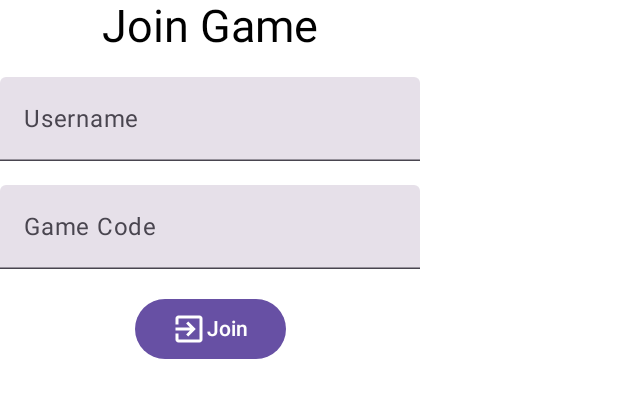
After one commit to mmoreiradj/agrouagrou, an Android app built with Jetpack Compose: the @Preview function JoinGameScreen, on a phone screen of 412 x 824 dp. The commit adds this screen. Shown: the top 398 px of the screen. Run offline under Robolectric (Android 15) with nearby library versions, the phone set to English and light mode, and no system bars.

Commit message:
feat: add join game screen

```diff
--- a/app/src/main/java/fr/agrouagrou/mobileapp/ui/screens/HomeScreen.kt
+++ b/app/src/main/java/fr/agrouagrou/mobileapp/ui/screens/HomeScreen.kt
@@ -24,13 +24,13 @@ fun HomeScreen() {
         horizontalAlignment = Alignment.CenterHorizontally,
         verticalArrangement = spacedBy(16.dp)
     ) {
-        Text(text = stringResource(id = R.string.game_creation_no_active_game), fontSize = 30.sp)
+        Text(text = stringResource(id = R.string.home_title), fontSize = 30.sp)
         Button(onClick = { /*TODO*/ }) {
             Row(
                 verticalAlignment = Alignment.CenterVertically
             ) {
                 Icon(imageVector = Icons.Filled.Add, contentDescription = null)
-                Text(text = stringResource(id = R.string.game_creation_create_game))
+                Text(text = stringResource(id = R.string.home_create_game))
             }
         }
         Button(onClick = { /*TODO*/ }) {
@@ -38,7 +38,7 @@ fun HomeScreen() {
                 verticalAlignment = Alignment.CenterVertically
             ) {
                 Icon(imageVector = Icons.AutoMirrored.Filled.ExitToApp, contentDescription = null)
-                Text(text = stringResource(id = R.string.game_creation_join_game))
+                Text(text = stringResource(id = R.string.home_join_game))
             }
         }
     }
--- /dev/null
+++ b/app/src/main/java/fr/agrouagrou/mobileapp/ui/screens/JoinGameScreen.kt
@@ -0,0 +1,61 @@
+package fr.agrouagrou.mobileapp.ui.screens
+
+import androidx.compose.foundation.layout.Arrangement
+import androidx.compose.foundation.layout.Column
+import androidx.compose.foundation.layout.Row
+import androidx.compose.material.icons.Icons
+import androidx.compose.material.icons.automirrored.filled.ExitToApp
+import androidx.compose.material3.Button
+import androidx.compose.material3.Icon
+import androidx.compose.material3.Text
+import androidx.compose.material3.TextField
+import androidx.compose.runtime.Composable
+import androidx.compose.runtime.getValue
+import androidx.compose.runtime.mutableStateOf
+import androidx.compose.runtime.remember
+import androidx.compose.runtime.setValue
+import androidx.compose.ui.Alignment
+import androidx.compose.ui.res.stringResource
+import androidx.compose.ui.tooling.preview.Preview
+import androidx.compose.ui.unit.dp
+import androidx.compose.ui.unit.sp
+import fr.agrouagrou.grpc_server.R
+
+@Preview
+@Composable
+fun JoinGameScreen() {
+    Column(
+        horizontalAlignment = Alignment.CenterHorizontally,
+        verticalArrangement = Arrangement.Absolute.spacedBy(16.dp)
+    ) {
+        Text(text = stringResource(id = R.string.joingame_title), fontSize = 30.sp)
+        JoinGameForm()
+    }
+}
+
+@Preview
+@Composable
+fun JoinGameForm() {
+    var username by remember { mutableStateOf("") }
+    var gameCode by remember { mutableStateOf("") }
+
+    Column(
+        horizontalAlignment = Alignment.CenterHorizontally,
+        verticalArrangement = Arrangement.Absolute.spacedBy(16.dp)
+    ) {
+        TextField(value = username, onValueChange = { username = it },
+            label = { Text(text = stringResource(id = R.string.joingame_form_username)) }
+        )
+        TextField(value = gameCode, onValueChange = { gameCode = it },
+            label = { Text(text = stringResource(id = R.string.joingame_form_game_code)) }
+        )
+        Button(onClick = { /*TODO*/ }) {
+            Row(
+                verticalAlignment = Alignment.CenterVertically
+            ) {
+                Icon(imageVector = Icons.AutoMirrored.Filled.ExitToApp, contentDescription = null)
+                Text(text = stringResource(id = R.string.joingame_form_join_game))
+            }
+        }
+    }
+}
--- a/app/src/main/res/values/strings.xml
+++ b/app/src/main/res/values/strings.xml
@@ -4,7 +4,11 @@
     <string name="simple_villager_name">Simple Villager</string>
     <string name="home">Home</string>
     <string name="settings">Settings</string>
-    <string name="game_creation_no_active_game">No Active Game</string>
-    <string name="game_creation_create_game">Create</string>
-    <string name="game_creation_join_game">Join</string>
+    <string name="home_title">No Active Game</string>
+    <string name="home_create_game">Create</string>
+    <string name="home_join_game">Join</string>
+    <string name="joingame_title">Join Game</string>
+    <string name="joingame_form_username">Username</string>
+    <string name="joingame_form_game_code">Game Code</string>
+    <string name="joingame_form_join_game">Join</string>
 </resources>
```
